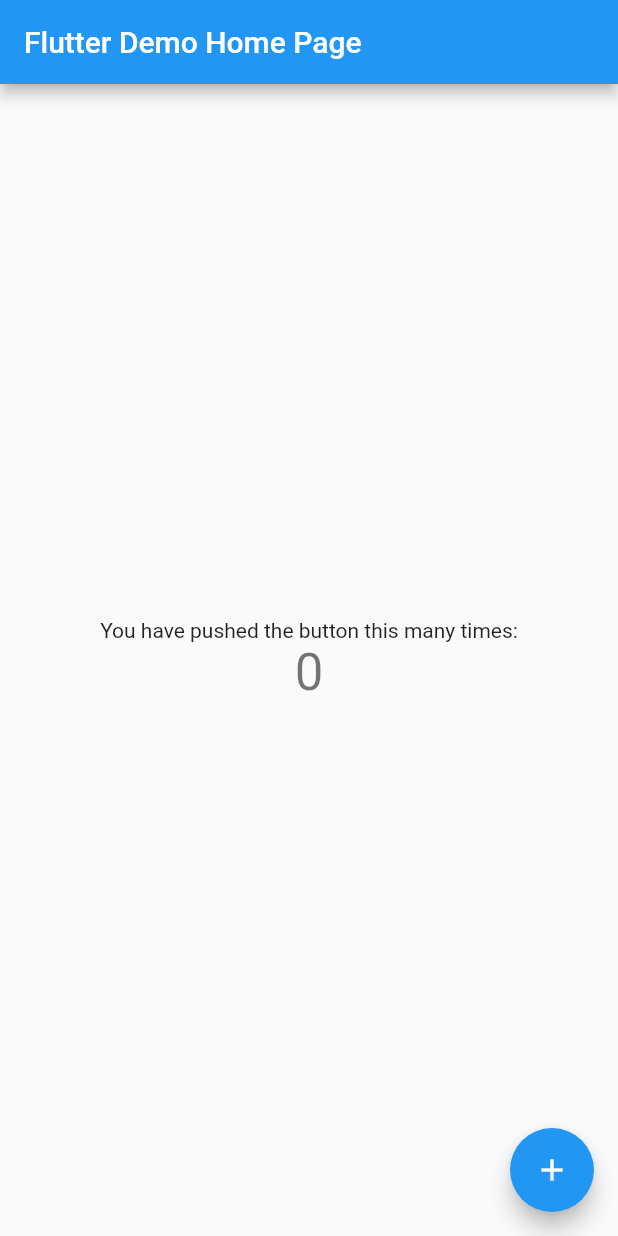
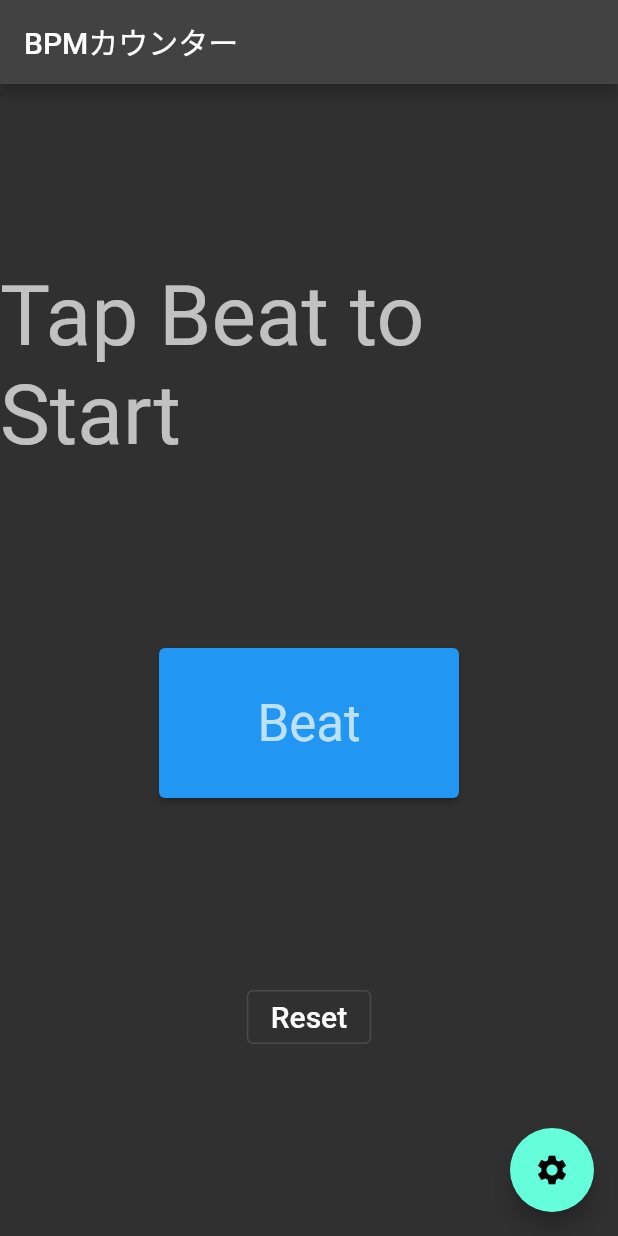
Before and after one commit to matcher9131/BpmCounter, a Flutter app: the screen it shows after launch, on a phone screen of 412 x 824 dp. Run offline on Flutter 3.47's test engine with Material 2 defaults, Android fonts, the phone set to English and light mode, and no system bars; our stand-ins replace flutter_hooks, hooks_riverpod.

Commit message:
Add Regular Counter

```diff
--- /dev/null
+++ b/lib/bpm_counter_container_regular.dart
@@ -0,0 +1,41 @@
+import 'package:bpm_counter/bpm_counter_presenter.dart';
+import 'package:flutter/material.dart';
+import 'package:flutter_hooks/flutter_hooks.dart';
+
+class BpmCounterContainerRegular extends HookWidget {
+  BpmCounterContainerRegular({Key? key}) : super(key: key);
+
+  final sw = useState<Stopwatch>(Stopwatch());
+  final elapsedMSec = useState<int>(0);
+  final count = useState<int>(-1);
+
+  void handleTapBeat() {
+    if (sw.value.isRunning) {
+      elapsedMSec.value = sw.value.elapsedMilliseconds;
+    } else {
+      sw.value.start();
+    }
+    ++count.value;
+  }
+
+  void handleTapReset() {
+    sw.value.stop();
+    sw.value.reset();
+    count.value = -1;
+    elapsedMSec.value = 0;
+  }
+
+  @override
+  Widget build(BuildContext context) {
+    final bpmDisplay = !sw.value.isRunning
+        ? 'Tap Beat to Start'
+        : count.value == 0
+            ? 'Counting is started'
+            : '${(60000 * count.value / elapsedMSec.value).toStringAsFixed(2)} BPM';
+    return BpmCounterPresenter(
+      bpmDisplay: bpmDisplay,
+      handleTapBeat: handleTapBeat,
+      handleTapReset: handleTapReset,
+    );
+  }
+}
--- /dev/null
+++ b/lib/bpm_counter_presenter.dart
@@ -0,0 +1,55 @@
+import 'package:flutter/material.dart';
+import 'package:flutter_hooks/flutter_hooks.dart';
+
+const buttonWidth = 200.0;
+const buttonHeight = 100.0;
+
+class BpmCounterPresenter extends HookWidget {
+  const BpmCounterPresenter({
+    Key? key,
+    required this.bpmDisplay,
+    required this.handleTapBeat,
+    required this.handleTapReset,
+  }) : super(key: key);
+
+  final String bpmDisplay;
+  final void Function() handleTapBeat;
+  final void Function() handleTapReset;
+
+  @override
+  Widget build(BuildContext context) {
+    return Center(
+      child: Column(
+        mainAxisAlignment: MainAxisAlignment.center,
+        children: <Widget>[
+          const Spacer(),
+          Text(
+            bpmDisplay,
+            style: Theme.of(context).textTheme.headline2,
+          ),
+          const Spacer(),
+          ElevatedButton(
+            onPressed: handleTapBeat,
+            style: ElevatedButton.styleFrom(
+              minimumSize: const Size(buttonWidth, buttonHeight),
+              //shape: const CircleBorder(),
+            ),
+            child: Text(
+              'Beat',
+              style: Theme.of(context).textTheme.headline4,
+            ),
+          ),
+          const Spacer(),
+          OutlinedButton(
+            onPressed: handleTapReset,
+            child: Text(
+              'Reset',
+              style: Theme.of(context).textTheme.headline6,
+            ),
+          ),
+          const Spacer(),
+        ],
+      ),
+    );
+  }
+}
--- a/lib/main.dart
+++ b/lib/main.dart
@@ -1,115 +1,36 @@
+import 'package:bpm_counter/bpm_counter_container_regular.dart';
+import 'package:bpm_counter/bpm_counter_presenter.dart';
 import 'package:flutter/material.dart';
+import 'package:hooks_riverpod/hooks_riverpod.dart';
 
 void main() {
-  runApp(const MyApp());
+  runApp(
+    const ProviderScope(
+      child: MyApp(),
+    ),
+  );
 }
 
-class MyApp extends StatelessWidget {
-  const MyApp({super.key});
+class MyApp extends HookConsumerWidget {
+  const MyApp({Key? key}) : super(key: key);
 
-  // This widget is the root of your application.
   @override
-  Widget build(BuildContext context) {
+  Widget build(BuildContext context, WidgetRef ref) {
     return MaterialApp(
       title: 'Flutter Demo',
-      theme: ThemeData(
-        // This is the theme of your application.
-        //
-        // Try running your application with "flutter run". You'll see the
-        // application has a blue toolbar. Then, without quitting the app, try
-        // changing the primarySwatch below to Colors.green and then invoke
-        // "hot reload" (press "r" in the console where you ran "flutter run",
-        // or simply save your changes to "hot reload" in a Flutter IDE).
-        // Notice that the counter didn't reset back to zero; the application
-        // is not restarted.
-        primarySwatch: Colors.blue,
+      theme: ThemeData.dark(),
+      home: Scaffold(
+        appBar: AppBar(
+          title: const Text('BPMカウンター'),
+        ),
+        body: BpmCounterContainerRegular(),
+        floatingActionButton: FloatingActionButton(
+          onPressed: () => {
+            // TODO: implementation
+          },
+          child: const Icon(Icons.settings),
+        ),
       ),
-      home: const MyHomePage(title: 'Flutter Demo Home Page'),
     );
   }
 }
-
-class MyHomePage extends StatefulWidget {
-  const MyHomePage({super.key, required this.title});
-
-  // This widget is the home page of your application. It is stateful, meaning
-  // that it has a State object (defined below) that contains fields that affect
-  // how it looks.
-
-  // This class is the configuration for the state. It holds the values (in this
-  // case the title) provided by the parent (in this case the App widget) and
-  // used by the build method of the State. Fields in a Widget subclass are
-  // always marked "final".
-
-  final String title;
-
-  @override
-  State<MyHomePage> createState() => _MyHomePageState();
-}
-
-class _MyHomePageState extends State<MyHomePage> {
-  int _counter = 0;
-
-  void _incrementCounter() {
-    setState(() {
-      // This call to setState tells the Flutter framework that something has
-      // changed in this State, which causes it to rerun the build method below
-      // so that the display can reflect the updated values. If we changed
-      // _counter without calling setState(), then the build method would not be
-      // called again, and so nothing would appear to happen.
-      _counter++;
-    });
-  }
-
-  @override
-  Widget build(BuildContext context) {
-    // This method is rerun every time setState is called, for instance as done
-    // by the _incrementCounter method above.
-    //
-    // The Flutter framework has been optimized to make rerunning build methods
-    // fast, so that you can just rebuild anything that needs updating rather
-    // than having to individually change instances of widgets.
-    return Scaffold(
-      appBar: AppBar(
-        // Here we take the value from the MyHomePage object that was created by
-        // the App.build method, and use it to set our appbar title.
-        title: Text(widget.title),
-      ),
-      body: Center(
-        // Center is a layout widget. It takes a single child and positions it
-        // in the middle of the parent.
-        child: Column(
-          // Column is also a layout widget. It takes a list of children and
-          // arranges them vertically. By default, it sizes itself to fit its
-          // children horizontally, and tries to be as tall as its parent.
-          //
-          // Invoke "debug painting" (press "p" in the console, choose the
-          // "Toggle Debug Paint" action from the Flutter Inspector in Android
-          // Studio, or the "Toggle Debug Paint" command in Visual Studio Code)
-          // to see the wireframe for each widget.
-          //
-          // Column has various properties to control how it sizes itself and
-          // how it positions its children. Here we use mainAxisAlignment to
-          // center the children vertically; the main axis here is the vertical
-          // axis because Columns are vertical (the cross axis would be
-          // horizontal).
-          mainAxisAlignment: MainAxisAlignment.center,
-          children: <Widget>[
-            const Text(
-              'You have pushed the button this many times:',
-            ),
-            Text(
-              '$_counter',
-              style: Theme.of(context).textTheme.headline4,
-            ),
-          ],
-        ),
-      ),
-      floatingActionButton: FloatingActionButton(
-        onPressed: _incrementCounter,
-        tooltip: 'Increment',
-        child: const Icon(Icons.add),
-      ), // This trailing comma makes auto-formatting nicer for build methods.
-    );
-  }
-}
--- a/pubspec.yaml
+++ b/pubspec.yaml
@@ -21,6 +21,7 @@
 
 environment:
   sdk: '>=2.18.2 <3.0.0'
+  flutter: ">=2.0.0"
 
 # Dependencies specify other packages that your package needs in order to work.
 # To automatically upgrade your package dependencies to the latest versions
@@ -31,7 +32,8 @@
 dependencies:
   flutter:
     sdk: flutter
-
+  flutter_hooks: ^0.18.0
+  hooks_riverpod: ^2.1.1
 
   # The following adds the Cupertino Icons font to your application.
   # Use with the CupertinoIcons class for iOS style icons.
```
Also changed, not shown: pubspec.lock.
